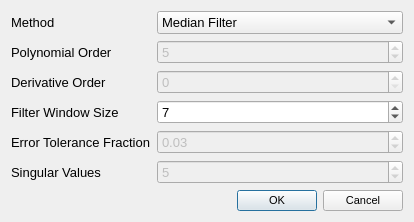
Above: filterdialog.ui from VespucciProject/Vespucci before the change. Below: the same form after it.
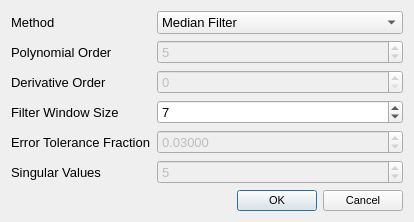
That is the form after the change.

```diff
--- a/filterdialog.ui
+++ b/filterdialog.ui
@@ -168,6 +168,9 @@
      <property name="enabled">
       <bool>false</bool>
      </property>
+     <property name="decimals">
+      <number>5</number>
+     </property>
      <property name="maximum">
       <double>1.000000000000000</double>
      </property>
```
